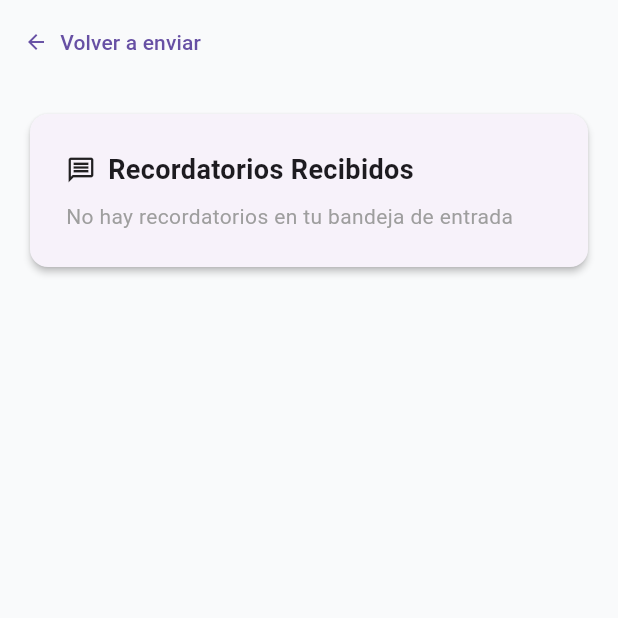
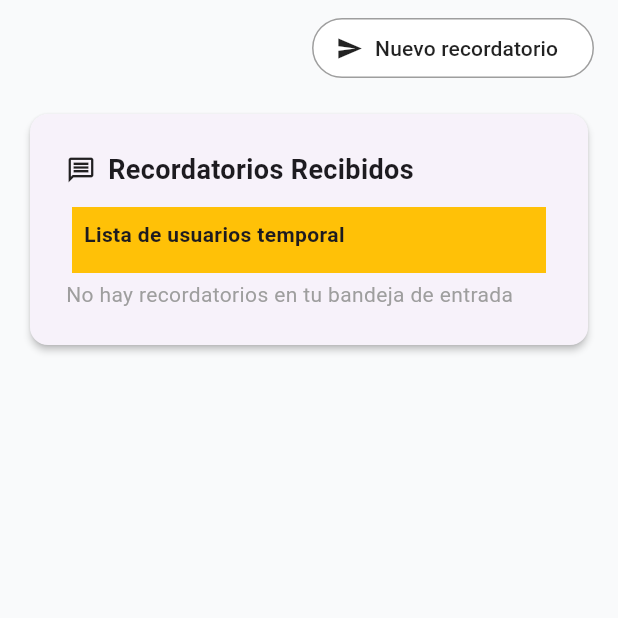
Before and after one commit to GuillermoReyes0902/Iw-Notification, a Flutter app: the MessageSenderScreen screen opened directly, after a tap on "Enviar Recordatorio", after a tap on "Ver recordatorios", on a phone screen of 412 x 824 dp, the top half of it. Run offline on Flutter 3.47's test engine with Material 3 defaults, Android fonts, the phone set to English and light mode, and no system bars; our stand-ins replace cloud_firestore, firebase_core, firebase_database, flutter_local_notifications; missing offline and left inert: launch_at_startup; accounts and stored records are empty.

Commit message:
Corrección de lógica
Cambio en el orden de pantallas
Se comentaron las bibliotecas innecesarias para la versión
Se agregó la lógica de usuarios, primera versión

```diff
--- a/lib/domain/models/reminder_model.dart
+++ b/lib/domain/models/reminder_model.dart
@@ -1,27 +1,26 @@
 class ReminderModel {
   String id;
-  String name;
   DateTime date;
   String content;
+  String senderId;
+  String receiverId;
+  bool completed;
 
   ReminderModel({
     required this.id,
-    required this.name,
     required this.date,
     required this.content,
+    required this.senderId,
+    required this.receiverId,
+    required this.completed,
   });
 
   factory ReminderModel.fromJson(Map<String, dynamic> json) => ReminderModel(
-    id: json["id"],
-    name: json["name"],
-    date: DateTime.parse(json["date"]),
-    content: json["content"],
+    id: json['id'] ?? '',
+    date: DateTime.tryParse(json['date'] ?? '') ?? DateTime.now(),
+    content: json['content'] ?? '',
+    senderId: json['senderId'] ?? '',
+    receiverId: json['receiverId'] ?? '',
+    completed: json['completed'] ?? false,
   );
-
-  Map<String, dynamic> toJson() => {
-    "id": id,
-    "name": name,
-    "date": date,
-    "content": content,
-  };
 }
--- /dev/null
+++ b/lib/domain/models/user_model.dart
@@ -0,0 +1,9 @@
+class UserModel {
+  String id;
+  String name;
+
+  UserModel({required this.id, required this.name});
+
+  factory UserModel.fromJson(Map<String, dynamic> json) =>
+      UserModel(id: json['id'] ?? '', name: json['name'] ?? '');
+}
--- a/lib/presentation/pages/message_sender_screen.dart
+++ b/lib/presentation/pages/message_sender_screen.dart
@@ -1,22 +1,21 @@
 import 'package:flutter/material.dart';
-import 'package:iwproject/presentation/pages/notification_list_screen.dart';
 import 'package:iwproject/presentation/providers/notification_provider.dart';
+import 'package:iwproject/presentation/widgets/users_list.dart';
 import 'package:provider/provider.dart';
 
 class MessageSenderScreen extends StatelessWidget {
   const MessageSenderScreen({super.key});
 
   void goToNotificationList(BuildContext context) async {
-    Navigator.push(
-      context,
-      MaterialPageRoute(builder: (context) => const NotificationListScreen()),
-    );
+    Navigator.pop(context);
   }
 
   Future<void> saveReminder(BuildContext context) async {
+    FocusScope.of(context).unfocus();
     final controller = context.read<NotificationProvider>();
     await controller.saveReminder().then((value) {
       if (value == true) {
+        if (!context.mounted) return;
         goToNotificationList(context);
       }
     });
@@ -30,22 +29,17 @@ class MessageSenderScreen extends StatelessWidget {
         backgroundColor: Colors.transparent,
         elevation: 0,
         automaticallyImplyLeading: false,
-        actions: [
-          Padding(
-            padding: const EdgeInsets.only(right: 16, top: 8),
-            child: ElevatedButton.icon(
+        leading: TextButton.icon(
           onPressed: () => goToNotificationList(context),
-              icon: const Icon(Icons.inbox, size: 18),
+          icon: const Icon(Icons.arrow_back_ios, size: 18),
           label: const Text("Ver recordatorios"),
           style: ElevatedButton.styleFrom(
             foregroundColor: Colors.black87,
             backgroundColor: Colors.white,
-                side: const BorderSide(color: Colors.grey),
             elevation: 0,
           ),
         ),
-          ),
-        ],
+        leadingWidth: 200,
       ),
       body: SafeArea(
         child: SingleChildScrollView(
@@ -91,28 +85,19 @@ class MessageSenderScreen extends StatelessWidget {
                               children: [
                                 // Remitente
                                 const Text(
-                                  'Remitente',
+                                  'Seleccionar Remitente',
                                   style: TextStyle(fontWeight: FontWeight.w600),
                                 ),
+                                //TODO CREAR DROPDOWN REMITENTE
+                                UsersList(),
                                 const SizedBox(height: 8),
-                                TextFormField(
-                                  controller: controller.emisorCtrl,
-                                  decoration: InputDecoration(
-                                    prefixIcon: const Icon(
-                                      Icons.person_outline,
+                                const Text(
+                                  'Seleccionar Destinatario',
+                                  style: TextStyle(fontWeight: FontWeight.w600),
                                 ),
-                                    hintText: 'Ingresa tu nombre',
-                                    border: OutlineInputBorder(
-                                      borderRadius: BorderRadius.circular(8),
-                                    ),
-                                  ),
-                                  validator: (value) =>
-                                      value == "" || value == null
-                                      ? "Remitente vacío"
-                                      : null,
-                                ),
-                                const SizedBox(height: 24),
-
+                                //TODO CREAR DROPDOWN DESTINATARIO
+                                UsersList(),
+                                const SizedBox(height: 8),
                                 // Contenido
                                 const Text(
                                   'Contenido del recordatorio',
--- a/lib/presentation/pages/notification_list_screen.dart
+++ b/lib/presentation/pages/notification_list_screen.dart
@@ -1,34 +1,44 @@
-import 'package:firebase_database/firebase_database.dart';
 import 'package:flutter/material.dart';
-//import 'package:intl/intl.dart';
+import 'package:cloud_firestore/cloud_firestore.dart';
 import 'package:iwproject/domain/models/reminder_model.dart';
+import 'package:iwproject/presentation/pages/message_sender_screen.dart';
 import 'package:iwproject/presentation/widgets/reminder_item.dart';
+import 'package:iwproject/presentation/widgets/users_list.dart';
 
 class NotificationListScreen extends StatelessWidget {
   const NotificationListScreen({super.key});
 
   @override
   Widget build(BuildContext context) {
-    final ref = FirebaseDatabase.instance.ref().child('reminders');
+    final reminders = FirebaseFirestore.instance.collection('reminders');
+
     return Scaffold(
       backgroundColor: const Color(0xFFF9FAFB),
       appBar: AppBar(
         backgroundColor: Colors.transparent,
         elevation: 0,
         automaticallyImplyLeading: false,
-        leading: SizedBox(
-          child: TextButton.icon(
-            onPressed: () {
-              Navigator.pop(context);
-            },
-            icon: const Icon(Icons.arrow_back, size: 16),
-            label: const Text("Volver a enviar"),
-            style: OutlinedButton.styleFrom(
-              padding: const EdgeInsets.symmetric(horizontal: 12, vertical: 8),
+        actions: [
+          Padding(
+            padding: const EdgeInsets.only(right: 16, top: 8),
+            child: ElevatedButton.icon(
+              onPressed: () => Navigator.push(
+                context,
+                MaterialPageRoute(
+                  builder: (context) => const MessageSenderScreen(),
+                ),
+              ),
+              icon: const Icon(Icons.send, size: 18),
+              label: const Text("Nuevo recordatorio"),
+              style: ElevatedButton.styleFrom(
+                foregroundColor: Colors.black87,
+                backgroundColor: Colors.white,
+                side: const BorderSide(color: Colors.grey),
+                elevation: 0,
+              ),
             ),
           ),
-        ),
-        leadingWidth: 150,
+        ],
       ),
       body: SafeArea(
         child: SingleChildScrollView(
@@ -60,8 +70,11 @@ class NotificationListScreen extends StatelessWidget {
                         ],
                       ),
                       const SizedBox(height: 8),
-                      StreamBuilder<DatabaseEvent>(
-                        stream: ref.onValue,
+                      //TODO CREAR FILTRO
+                      UsersList(),
+                      // StreamBuilder para Firestore
+                      StreamBuilder<QuerySnapshot>(
+                        stream: reminders.snapshots(),
                         builder: (context, snapshot) {
                           if (snapshot.hasError) {
                             return Text(
@@ -72,62 +85,41 @@ class NotificationListScreen extends StatelessWidget {
 
                           if (snapshot.connectionState ==
                               ConnectionState.waiting) {
-                            return Padding(
-                              padding: EdgeInsetsGeometry.symmetric(
-                                vertical: 20,
-                              ),
+                            return const Padding(
+                              padding: EdgeInsets.symmetric(vertical: 20),
                               child: CircularProgressIndicator(),
                             );
                           }
 
-                          if (!snapshot.hasData ||
-                              snapshot.data!.snapshot.value == null) {
-                            return Text(
+                          final docs = snapshot.data?.docs ?? [];
+
+                          if (docs.isEmpty) {
+                            return const Text(
                               "No hay recordatorios en tu bandeja de entrada",
-                              style: const TextStyle(color: Colors.grey),
+                              style: TextStyle(color: Colors.grey),
                             );
                           }
 
-                          final data = snapshot.data!.snapshot.value;
-
-                          Map<dynamic, dynamic> remindersMap =
-                              data as Map<dynamic, dynamic>;
-
-                          final reminders = remindersMap.entries.map((entry) {
-                            final key = entry
-                                .key; // Esta es la key del nodo en Firebase
-                            final value = Map<String, dynamic>.from(
-                              entry.value,
-                            );
-
-                            // Asignamos manualmente el id al objeto ReminderModel
+                          final reminders = docs.map((doc) {
+                            final data = doc.data() as Map<String, dynamic>;
                             return ReminderModel.fromJson({
-                              'id': key,
-                              ...value,
+                              'id': doc.id,
+                              ...data,
                             });
                           }).toList();
 
-                          reminders.sort((a, b) {
-                            // final dateA = DateFormat(
-                            //   'dd/MM/yyyy',
-                            // ).parse(a.date);
-                            // final dateB = DateFormat(
-                            //   'dd/MM/yyyy',
-                            // ).parse(b.date);
-                            return b.date.compareTo(a.date);
-                          });
+                          reminders.sort((a, b) => b.date.compareTo(a.date));
 
                           return Column(
                             crossAxisAlignment: CrossAxisAlignment.start,
                             children: [
                               Text(
-                                reminders.isEmpty
-                                    ? "No hay recordatorios en tu bandeja de entrada"
-                                    : "Tienes ${reminders.length} recordatorios en tu bandeja de entrada",
+                                "Hay ${reminders.length} recordatorios en la bandeja de entrada",
                                 style: const TextStyle(color: Colors.grey),
                               ),
                               const SizedBox(height: 8),
                               ListView.builder(
+                                physics: const NeverScrollableScrollPhysics(),
                                 padding: EdgeInsets.zero,
                                 shrinkWrap: true,
                                 itemCount: reminders.length,
@@ -136,7 +128,7 @@ class NotificationListScreen extends StatelessWidget {
                                   return ReminderItem(
                                     reminder: reminder,
                                     isLastReminder:
-                                        (index < reminders.length - 1),
+                                        index < reminders.length - 1,
                                   );
                                 },
                               ),
--- a/lib/presentation/providers/notification_provider.dart
+++ b/lib/presentation/providers/notification_provider.dart
@@ -1,31 +1,36 @@
-import 'package:firebase_database/firebase_database.dart';
+import 'package:cloud_firestore/cloud_firestore.dart';
 import 'package:flutter/material.dart';
-import 'package:iwproject/utils/local_notification_handler.dart';
+import 'package:iwproject/domain/models/user_model.dart';
+//import 'package:iwproject/utils/local_notification_handler.dart';
 
 class NotificationProvider with ChangeNotifier {
   final formKey = GlobalKey<FormState>();
-  TextEditingController emisorCtrl = TextEditingController();
   TextEditingController contenidoCtrl = TextEditingController();
+
+  List<UserModel> users = [];
+
+  void setUsers(List<UserModel> newReminders) {
+    users = newReminders;
+    notifyListeners();
+  }
 
   Future<bool> saveReminder() async {
     if (formKey.currentState!.validate()) {
-      DatabaseReference reference = FirebaseDatabase.instance
-          .ref()
-          .child('reminders')
-          .push(); // Genera una clave única
-      await reference.set({
-        "name": emisorCtrl.text.trim(),
-        "content": contenidoCtrl.text.trim(),
-        "date": "${DateTime.now()}",
-      });
-      await LocalNotificationHandler.showNotification(
-        emisorCtrl.text.trim(),
-        contenidoCtrl.text.trim(),
-      );
-      formKey.currentState!.reset();
-      emisorCtrl.clear();
-      contenidoCtrl.clear();
-      return true;
+      try {
+        // Cloud Firestore
+        final remindersRef = FirebaseFirestore.instance.collection('reminders');
+        await remindersRef.add({
+          //TODO añadir los otros campos
+          "content": contenidoCtrl.text.trim(),
+          "date": DateTime.now().toIso8601String(),
+        });
+        formKey.currentState!.reset();
+        contenidoCtrl.clear();
+        return true;
+      } catch (e) {
+        debugPrint("Error al guardar recordatorio: $e");
+        return false;
+      }
     }
     return false;
   }
--- /dev/null
+++ b/lib/presentation/widgets/users_list.dart
@@ -0,0 +1,41 @@
+import 'package:flutter/material.dart';
+import 'package:iwproject/domain/models/user_model.dart';
+import 'package:iwproject/presentation/providers/notification_provider.dart';
+import 'package:provider/provider.dart';
+
+class UsersList extends StatelessWidget {
+  const UsersList({super.key});
+
+  @override
+  Widget build(BuildContext context) {
+    return Selector<NotificationProvider, List<UserModel>>(
+      selector: (_, controller) => controller.users,
+      builder: (_, users, __) {
+        return Container(
+          padding: EdgeInsets.all(8),
+          margin: EdgeInsets.all(4),
+          color: Colors.amber,
+          child: Column(
+            crossAxisAlignment: CrossAxisAlignment.start,
+            children: [
+              Text(
+                "Lista de usuarios temporal",
+                style: TextStyle(fontWeight: FontWeight.bold),
+              ),
+              SizedBox(height: 8),
+              ListView.builder(
+                physics: const NeverScrollableScrollPhysics(),
+                padding: EdgeInsets.zero,
+                shrinkWrap: true,
+                itemCount: users.length,
+                itemBuilder: (BuildContext context, int index) {
+                  return Text(users[index].name);
+                },
+              ),
+            ],
+          ),
+        );
+      },
+    );
+  }
+}
--- a/lib/utils/local_notification_handler.dart
+++ b/lib/utils/local_notification_handler.dart
@@ -51,12 +51,14 @@ class LocalNotificationHandler {
       macOS: DarwinInitializationSettings(
         notificationCategories: darwinNotificationCategories,
       ),
+      iOS: DarwinInitializationSettings(
+        notificationCategories: darwinNotificationCategories,
+      ),
     );
 
     await flutterLocalNotificationsPlugin.initialize(
       initializationSettings,
       onDidReceiveNotificationResponse: selectNotificationStream.add,
-      // TODO: Puedes agregar onDidReceiveBackgroundNotificationResponse aquí si lo usas
     );
   }
 
--- a/pubspec.yaml
+++ b/pubspec.yaml
@@ -44,6 +44,7 @@ dependencies:
   firebase_messaging: ^15.2.6
   intl: ^0.20.2
   launch_at_startup: ^0.5.1
+  cloud_firestore: ^5.6.9
 
 
 dev_dependencies:
```
Also changed, not shown: lib/main.dart (+41 -21 lines), lib/presentation/widgets/reminder_item.dart (+13 -6 lines), pubspec.lock, 8 other files. Lines whose indentation alone changed are shown as unchanged.
